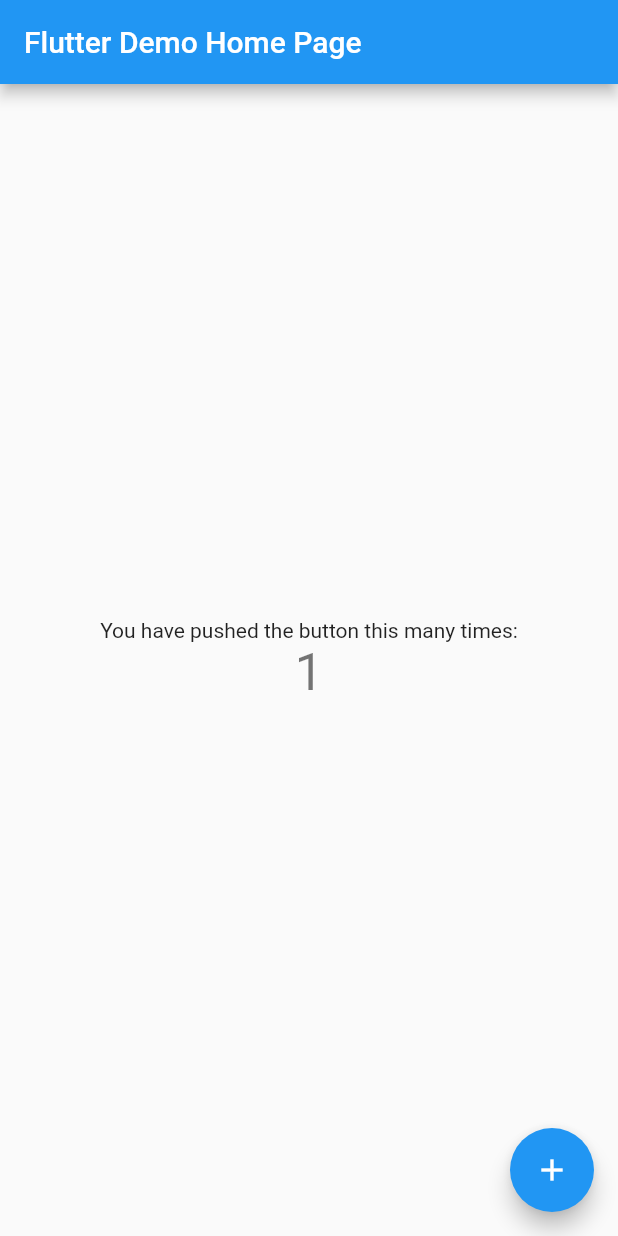
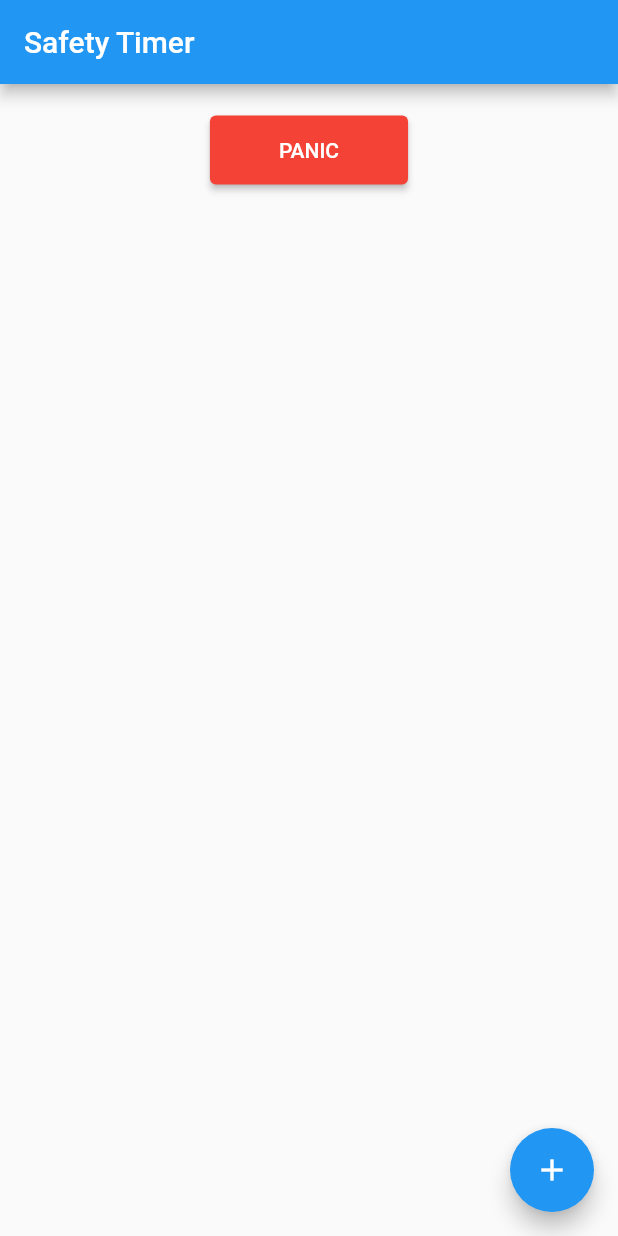
Before and after one commit to Illuminoid63/Safety-Timer-App, a Flutter app: the screen it shows after launch, after a tap on the "add" icon, on a phone screen of 412 x 824 dp. Run offline on Flutter 3.47's test engine with Material 2 defaults, Android fonts, the phone set to English and light mode, and no system bars; our stand-ins replace cloud_firestore, firebase_core; accounts and stored records are empty.

Commit message:
Connected remote firebase database to the flutter app and added tests for said connection
Tests include printouts of emails and dependee's list in debugging console. Also, deleted most of the default demo code and began setting up UI for the dashboard of the app.

```diff
--- /dev/null
+++ b/lib/emergencyDependee.dart
@@ -0,0 +1,6 @@
+class EmergencyDependee{
+  String nickName;
+  String email;
+
+  EmergencyDependee(this.nickName, this.email);
+}
--- a/lib/main.dart
+++ b/lib/main.dart
@@ -1,6 +1,25 @@
 import 'package:flutter/material.dart';
+import "package:firebase_core/firebase_core.dart";
+import "package:cloud_firestore/cloud_firestore.dart";
+import "emergencyDependee.dart";
 
-void main() {
+void main() async {
+  WidgetsFlutterBinding.ensureInitialized();
+  await Firebase.initializeApp();
+
+  //testing database connection printouts
+  FirebaseFirestore firestore = FirebaseFirestore.instance;
+  firestore.collection("users").orderBy("email", descending: false).get().then((QuerySnapshot snapshot){
+    snapshot.docs.forEach((doc){
+      print(doc["email"]);
+      for(var dependee in doc["emergency dependees"]){
+        print("dependee's email: ${dependee["email"]} - dependee's nickname: ${dependee["nickname"]}");
+      }
+    });
+  });
+
+  //testing database connection printouts
+
   runApp(MyApp());
 }
 
@@ -12,7 +31,7 @@ class MyApp extends StatelessWidget {
       theme: ThemeData(
         primarySwatch: Colors.blue,
       ),
-      home: MyHomePage(title: 'Flutter Demo Home Page'),
+      home: MyHomePage(title: 'Safety Timer'),
     );
   }
 }
@@ -27,12 +46,12 @@ class MyHomePage extends StatefulWidget {
 }
 
 class _MyHomePageState extends State<MyHomePage> {
-  int _counter = 0;
+  List<EmergencyDependee> emergencyDependees = [];
 
-  void _incrementCounter() {
-    setState(() {
-      _counter++;
-    });
+  @override
+  void initState(){
+    super.initState();
+    //load(), loads all the emergency dependee list data
   }
 
   @override
@@ -45,18 +64,30 @@ class _MyHomePageState extends State<MyHomePage> {
         child: Column(
           mainAxisAlignment: MainAxisAlignment.center,
           children: <Widget>[
-            Text(
-              'You have pushed the button this many times:',
+            Padding(
+              child: ElevatedButton(
+              onPressed: (){//panic button trigger
+                print("panic");
+              },
+              child:Padding(child:Text("PANIC"), padding: EdgeInsets.symmetric(vertical: 15, horizontal: 30),),
+              style: ElevatedButton.styleFrom(primary: Colors.red),
+              ),
+              padding: EdgeInsets.symmetric(vertical: 20),
             ),
-            Text(
-              '$_counter',
-              style: Theme.of(context).textTheme.headline4,
-            ),
+            Expanded(
+              child: ListView.builder(itemCount: emergencyDependees.length, itemBuilder: (context, index){
+                return ListTile(
+                  leading: Icon(Icons.contact_mail),
+                  title: Text(emergencyDependees[index].nickName),
+                  onTap: (){//push new navigation, display gps data if present
+                  },);
+              })
+              )
           ],
         ),
       ),
       floatingActionButton: FloatingActionButton(
-        onPressed: _incrementCounter,
+        onPressed:(){},
         tooltip: 'Increment',
         child: Icon(Icons.add),
       ),
--- a/pubspec.yaml
+++ b/pubspec.yaml
@@ -23,6 +23,8 @@ environment:
 dependencies:
   flutter:
     sdk: flutter
+  firebase_core: ^1.7.0
+  cloud_firestore: ^2.5.3
 
 
   # The following adds the Cupertino Icons font to your application.
```
Also changed, not shown: pubspec.lock.
